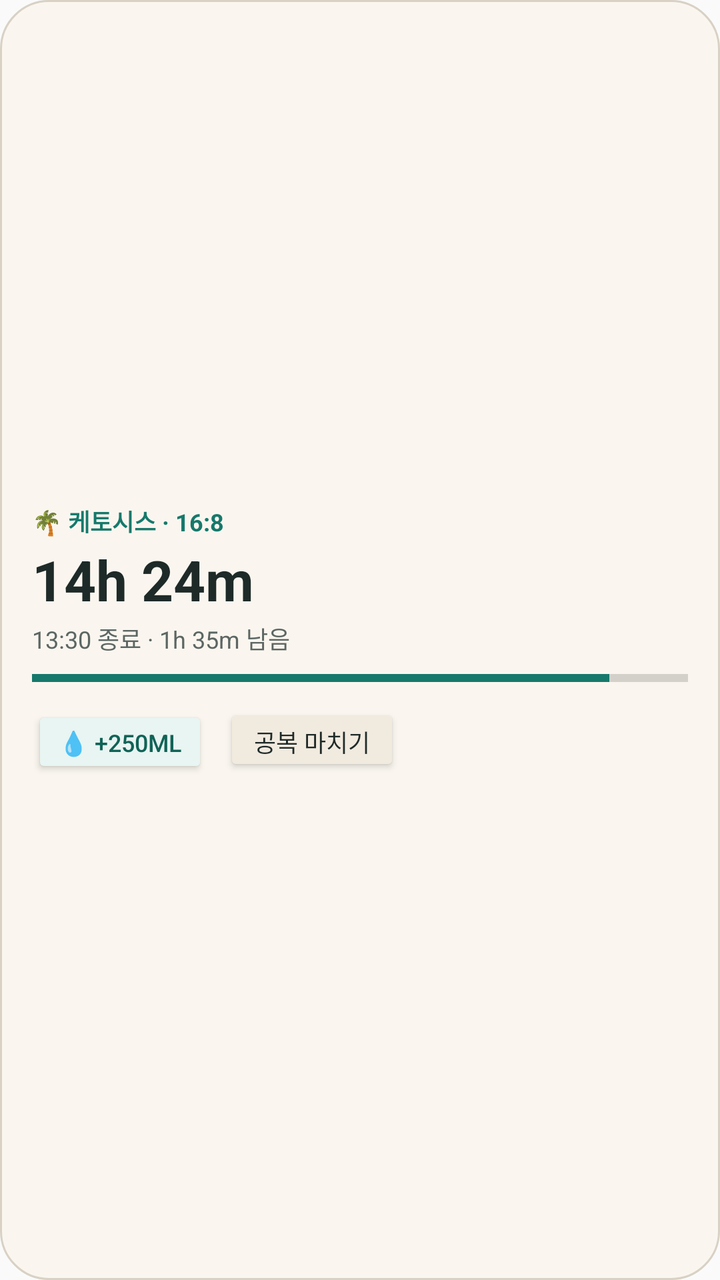
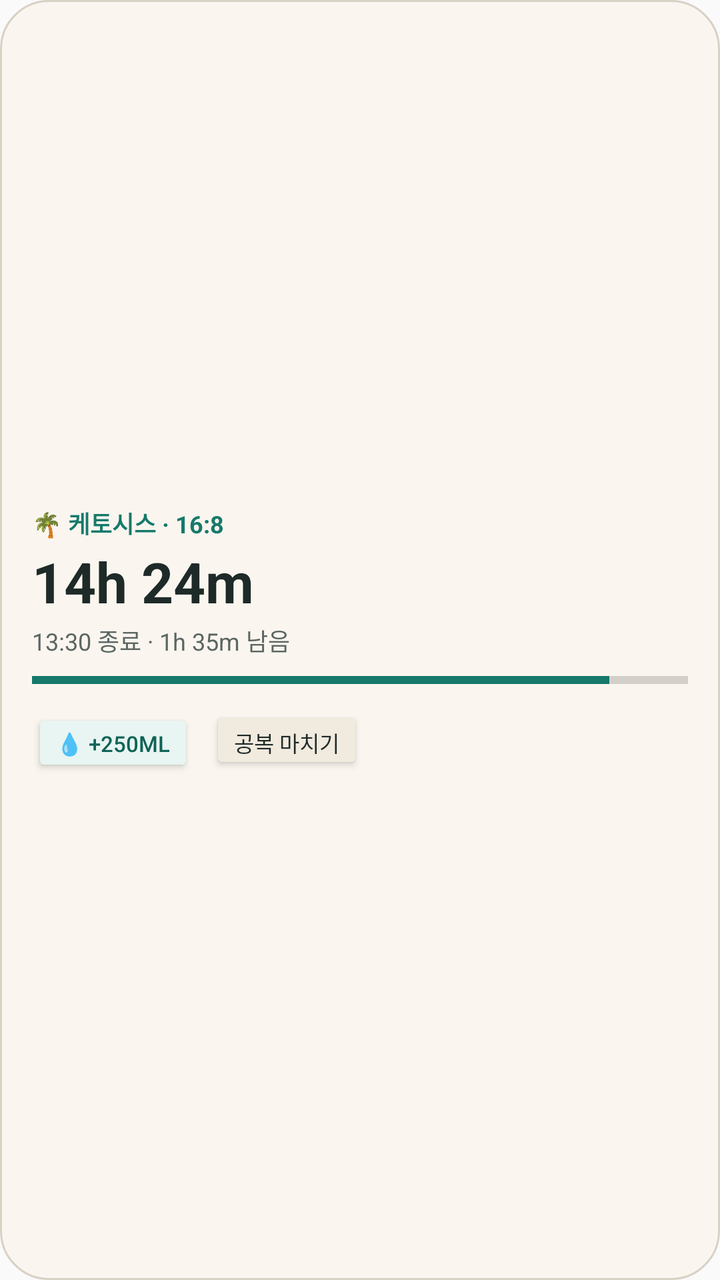

An Android layout rendered at two revisions. The XML below is the earlier revision; the diff shows what the commit changed to produce the second picture.
<!-- AndroidManifest.xml: application theme Theme.Oadan -->
<!-- res/layout/widget_4x2.xml -->
<?xml version="1.0" encoding="utf-8"?>
<LinearLayout xmlns:android="http://schemas.android.com/apk/res/android"
    android:id="@+id/widget_4x2_root"
    android:layout_width="match_parent"
    android:layout_height="match_parent"
    android:background="@drawable/widget_background"
    android:gravity="center_vertical"
    android:orientation="horizontal"
    android:padding="16dp">

    <LinearLayout
        android:layout_width="0dp"
        android:layout_height="wrap_content"
        android:layout_weight="1"
        android:orientation="vertical">

        <TextView
            android:id="@+id/widget_4x2_stage_title"
            android:layout_width="wrap_content"
            android:layout_height="wrap_content"
            android:text="🌴 케토시스 · 16:8"
            android:textColor="#16796B"
            android:textSize="12sp"
            android:textStyle="bold" />

        <TextView
            android:id="@+id/widget_4x2_elapsed"
            android:layout_width="wrap_content"
            android:layout_height="wrap_content"
            android:layout_marginTop="2dp"
            android:text="14h 24m"
            android:textColor="#1E2A28"
            android:textSize="28sp"
            android:textStyle="bold" />

        <TextView
            android:id="@+id/widget_4x2_remaining"
            android:layout_width="wrap_content"
            android:layout_height="wrap_content"
            android:layout_marginTop="2dp"
            android:text="13:30 종료 · 1h 35m 남음"
            android:textColor="#5C6663"
            android:textSize="12sp" />

        <ProgressBar
            android:id="@+id/widget_4x2_progress"
            style="?android:attr/progressBarStyleHorizontal"
            android:layout_width="match_parent"
            android:layout_height="6dp"
            android:layout_marginTop="8dp"
            android:max="100"
            android:progress="88"
            android:progressTint="#16796B" />

        <LinearLayout
            android:layout_width="wrap_content"
            android:layout_height="wrap_content"
            android:layout_marginTop="10dp"
            android:orientation="horizontal">

            <Button
                android:id="@+id/widget_btn_water"
                android:layout_width="wrap_content"
                android:layout_height="36dp"
                android:backgroundTint="#E8F5F2"
                android:text="💧 +250ml"
                android:textColor="#106357"
                android:textSize="12sp" />

            <Button
                android:id="@+id/widget_btn_toggle"
                android:layout_width="wrap_content"
                android:layout_height="36dp"
                android:layout_marginStart="8dp"
                android:backgroundTint="#F1EADF"
                android:text="공복 마치기"
                android:textColor="#1E2A28"
                android:textSize="12sp" />
        </LinearLayout>
    </LinearLayout>

</LinearLayout>
<!-- resources referenced by this layout -->
<resources>
  <!-- drawable widget_background (drawable) -->
  <?xml version="1.0" encoding="utf-8"?>
  <shape xmlns:android="http://schemas.android.com/apk/res/android"
      android:shape="rectangle">
      <solid android:color="#FAF6EF" />
      <corners android:radius="24dp" />
      <stroke android:width="1dp" android:color="#D8D1C5" />
  </shape>
  <style name="Theme.Oadan" parent="android:Theme.Material.Light.NoActionBar">
          <item name="android:statusBarColor">#FAF6EF</item>
          <item name="android:windowLightStatusBar">true</item>
          <item name="android:navigationBarColor">#FFFFFF</item>
          <item name="android:windowLightNavigationBar">true</item>
      </style>
</resources>

<!-- the commit's change to res/layout/widget_4x2.xml (unified diff, before → after) -->
@@ -61,21 +61,29 @@
             <Button
                 android:id="@+id/widget_btn_water"
                 android:layout_width="wrap_content"
-                android:layout_height="36dp"
+                android:layout_height="34dp"
+                android:minWidth="0dp"
+                android:minHeight="0dp"
+                android:paddingLeft="12dp"
+                android:paddingRight="12dp"
                 android:backgroundTint="#E8F5F2"
                 android:text="💧 +250ml"
                 android:textColor="#106357"
-                android:textSize="12sp" />
+                android:textSize="11sp" />
 
             <Button
                 android:id="@+id/widget_btn_toggle"
                 android:layout_width="wrap_content"
-                android:layout_height="36dp"
+                android:layout_height="34dp"
                 android:layout_marginStart="8dp"
+                android:minWidth="0dp"
+                android:minHeight="0dp"
+                android:paddingLeft="12dp"
+                android:paddingRight="12dp"
                 android:backgroundTint="#F1EADF"
                 android:text="공복 마치기"
                 android:textColor="#1E2A28"
-                android:textSize="12sp" />
+                android:textSize="11sp" />
         </LinearLayout>
     </LinearLayout>
 
